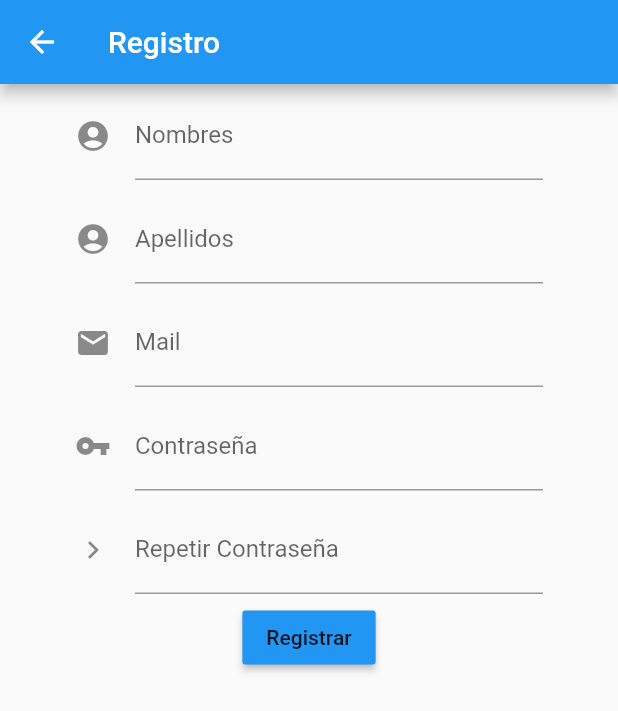
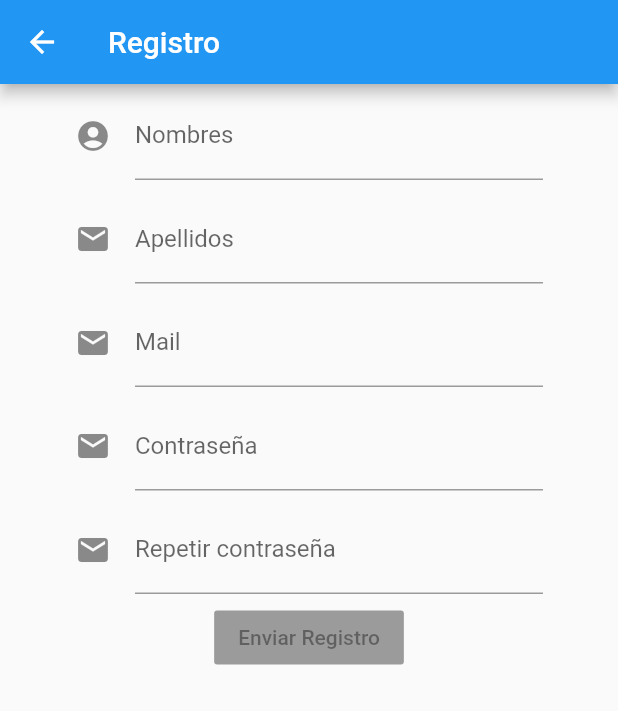
Before and after one commit to Tony-Rome/app-rastreo-seguridad, a Flutter app: the Registro screen opened by its route, on a phone screen of 412 x 824 dp. Shown: the top 711 px of the screen. Run offline on Flutter 3.47's test engine with Material 2 defaults, Android fonts, the phone set to English and light mode, and no system bars; our stand-ins replace rxdart.

Commit message:
replica de bloc en registro

```diff
--- /dev/null
+++ b/lib/bloc/bloc_register.dart
@@ -0,0 +1,42 @@
+import 'package:rastreo/bloc/validator_bloc.dart';
+import 'package:rxdart/rxdart.dart';
+import 'dart:async';
+
+
+class RegisterBloc extends Object with ValidatorBloc{
+
+  final _name = BehaviorSubject<String>();
+  final _name2 = BehaviorSubject<String>();
+  final _email = BehaviorSubject<String>();
+  final _password = BehaviorSubject<String>();
+  final _password2 = BehaviorSubject<String>();
+
+  Stream<String> get name => _name.stream.transform(validateName);
+  Stream<String> get name2 => _name2.stream.transform(validateName2);
+  Stream<String> get email => _email.stream.transform(validateEmail);
+  Stream<String> get password => _password.stream.transform(validatePassword);
+  Stream<String> get password2 => _password2.stream.transform(validatePasswordRepeated);
+
+
+  Function(String) get changeName => _name.sink.add;
+  Function(String) get changeName2 => _name2.sink.add;
+  Function(String) get changeEmail => _email.sink.add;
+  Function(String) get changePassword => _password.sink.add;
+  Function(String) get changePasswordRepeated => _password2.sink.add;
+
+  Stream<bool> get submitRegister => Rx.combineLatest5(name, name2, email, password, password2, (a,b,c,d,e,) => true);
+
+  String get nameValue => _name.value;
+  String get name2Value => _name2.value;
+  String get emailValue => _email.value;
+  String get passwordValue => _password.value;
+  String get password2Value => _password2.value;
+
+  dispose(){
+    _name?.close();
+    _name2?.close();
+    _email?.close();
+    _password?.close();
+    _password2?.close();
+  }
+}
--- a/lib/main.dart
+++ b/lib/main.dart
@@ -38,7 +38,7 @@ class MyApp extends StatelessWidget {
       ),
       home: Contactos(),
 
-      initialRoute: 'login',
+      initialRoute: 'registro',
       routes: {
         'home_page' : (BuildContext context) => HomePage(),
         'profile_page' : (BuildContext context) => ProfilePage(),
--- a/lib/views/login.dart
+++ b/lib/views/login.dart
@@ -42,7 +42,6 @@ class FormLoginState extends State<FormLogin> {
   Widget build(BuildContext context) {
     return Column(
         children: <Widget>[
-
           Padding(padding: EdgeInsets.symmetric(vertical:5,horizontal:50),
           child:StreamBuilder(
             stream: _loginBloc.email,
--- a/lib/views/registro.dart
+++ b/lib/views/registro.dart
@@ -1,9 +1,11 @@
 import 'package:flutter/material.dart';
+import 'package:rastreo/bloc/bloc_register.dart';
 
 class Registro extends StatelessWidget {
   @override
   Widget build(BuildContext context) {
     return Scaffold(
+      resizeToAvoidBottomInset: false,
       appBar: AppBar(title: Text('Registro')),
       body: FormRegistro(),
     );
@@ -19,96 +21,106 @@ class FormRegistro extends StatefulWidget {
 
 
 class FormRegistroState extends State<FormRegistro> {
-  final _formKey = GlobalKey<FormState>();
-  String _nombre;
-  String _apellido;
-  String _mail;
-  String _clave;
-  String _clave2;
+
+  final _registerBloc = RegisterBloc();
+
   @override
   Widget build(BuildContext context) {
-    return Form(
-      key: _formKey,
-      child: Column(
+      return Column(
         children: <Widget>[
-          Padding(padding: EdgeInsets.symmetric(vertical:5,horizontal:50), child:TextFormField(
-          decoration: const InputDecoration(
+          Padding(padding: EdgeInsets.symmetric(vertical:5,horizontal:50),
+            child:StreamBuilder(
+              stream: _registerBloc.name,
+              builder: (context, snapshot){
+                return TextFormField(
+                  onChanged: _registerBloc.changeName,
+                  decoration: InputDecoration(
                     icon: Icon(Icons.account_circle),
                     hintText: 'Juan Carlos',
                     labelText: 'Nombres',
+                    errorText: snapshot.error,
                   ),
-          validator: (value) {
-              if (value.isEmpty) {
-                return 'Campo vacío';
-              }
-              return null;
-            },
-          onSaved: (value) => _nombre=value,
-        )),
-        Padding(padding: EdgeInsets.symmetric(vertical:5,horizontal:50), child:TextFormField(
-          decoration: const InputDecoration(
-            icon: Icon(Icons.account_circle),
-            hintText: 'Villagrán Pino',
+              );},)),
+
+          Padding(padding: EdgeInsets.symmetric(vertical:5,horizontal:50),
+            child:StreamBuilder(
+              stream: _registerBloc.name2,
+              builder: (context, snapshot){
+                return TextFormField(
+                  onChanged: _registerBloc.changeName2,
+                  decoration: InputDecoration(
+                    icon: Icon(Icons.mail),
+                    hintText: 'Perez Guardiola',
                     labelText: 'Apellidos',
+                    errorText: snapshot.error,
                   ),
-          validator: (value) {
-              if (value.isEmpty) {
-                return 'Campo vacío';
-              }
-              return null;
-            },
-          onSaved: (value) => _apellido=value,
-        )),
-          Padding(padding: EdgeInsets.symmetric(vertical:5,horizontal:50), child:TextFormField(
-          decoration: const InputDecoration(
+              );},)),
+
+          Padding(padding: EdgeInsets.symmetric(vertical:5,horizontal:50),
+            child:StreamBuilder(
+              stream: _registerBloc.email,
+              builder: (context, snapshot){
+                return TextFormField(
+                  onChanged: _registerBloc.changeEmail,
+                  decoration: InputDecoration(
                     icon: Icon(Icons.mail),
                     hintText: 'usuario@hotmail.com',
                     labelText: 'Mail',
+                    errorText: snapshot.error,
                   ),
-          validator: (value) {
-              if (value.isEmpty) {
-                return 'Campo vacío';
-              }
-              return null;
-            },
-          onSaved: (value) => _mail=value,
-        )),
-          Padding(padding: EdgeInsets.symmetric(vertical:5,horizontal:50), child:TextFormField(
+              );},)),
+
+          Padding(padding: EdgeInsets.symmetric(vertical:5,horizontal:50),
+            child:StreamBuilder(
+              stream: _registerBloc.password,
+              builder: (context, snapshot){
+                return TextFormField(
                   obscureText: true,
-          decoration: const InputDecoration(
-            icon: Icon(Icons.vpn_key),
+                  onChanged: _registerBloc.changePassword,
+                  decoration: InputDecoration(
+                    icon: Icon(Icons.mail),
                     hintText: '***********',
                     labelText: 'Contraseña',
+                    errorText: snapshot.error,
                   ),
-          validator: (value) {
-              if (value.isEmpty) {
-                return 'Campo vacío';
-              }
-              return null;
-            },
-          onSaved: (value) => _clave=value,
-        )),
-        Padding(padding: EdgeInsets.symmetric(vertical:5,horizontal:50), child:TextFormField(
+              );},)),
+
+          Padding(padding: EdgeInsets.symmetric(vertical:5,horizontal:50),
+            child:StreamBuilder(
+              stream: _registerBloc.password2,
+              builder: (context, snapshot){
+                return TextFormField(
                   obscureText: true,
-          decoration: const InputDecoration(
-            icon: Icon(Icons.keyboard_arrow_right),
+                  onChanged: _registerBloc.changePasswordRepeated,
+                  decoration: InputDecoration(
+                    icon: Icon(Icons.mail),
                     hintText: '***********',
-            labelText: 'Repetir Contraseña',
+                    labelText: 'Repetir contraseña',
+                    errorText: snapshot.error,
                   ),
-          validator: (value) {
-              if (value.isEmpty) {
-                return 'Campo vacío';
-              }
-              return null;
-            },
-          onSaved: (value) => _clave2=value,
-        )),
-        RaisedButton(
+              );},)),
+
+        StreamBuilder(
+          stream: _registerBloc.submitRegister,
+          builder: (context, snapshot){
+            return RaisedButton(
+            color: Colors.blue,
+            onPressed: snapshot.hasData ? ()=>submit() : null , //boton inhabilitado hasta que snapsho.hasData == true
+          child: Text('Enviar Registro'),
+          );}),
+
+        ]);
+        /*RaisedButton(
           color: Colors.blue,
           onPressed: () {
             if (_formKey.currentState.validate()) {
               Scaffold.of(context).showSnackBar(SnackBar(content: Text('Registrando')));}},
-        child: Text('Registrar'),),
-        ]));
+        child: Text('Registrar'),),*/
+  }
+
+  void submit(){
+	Navigator.pushNamed(context, 'home_page');
+   /*  if (_formKey.currentState.validate()) {
+                Scaffold.of(context).showSnackBar(SnackBar(content: Text('Iniciando Sesión')));} */
   }
 }
```
Also changed, not shown: lib/bloc/validator_bloc.dart (+31 -3 lines). Lines whose indentation alone changed are shown as unchanged.
